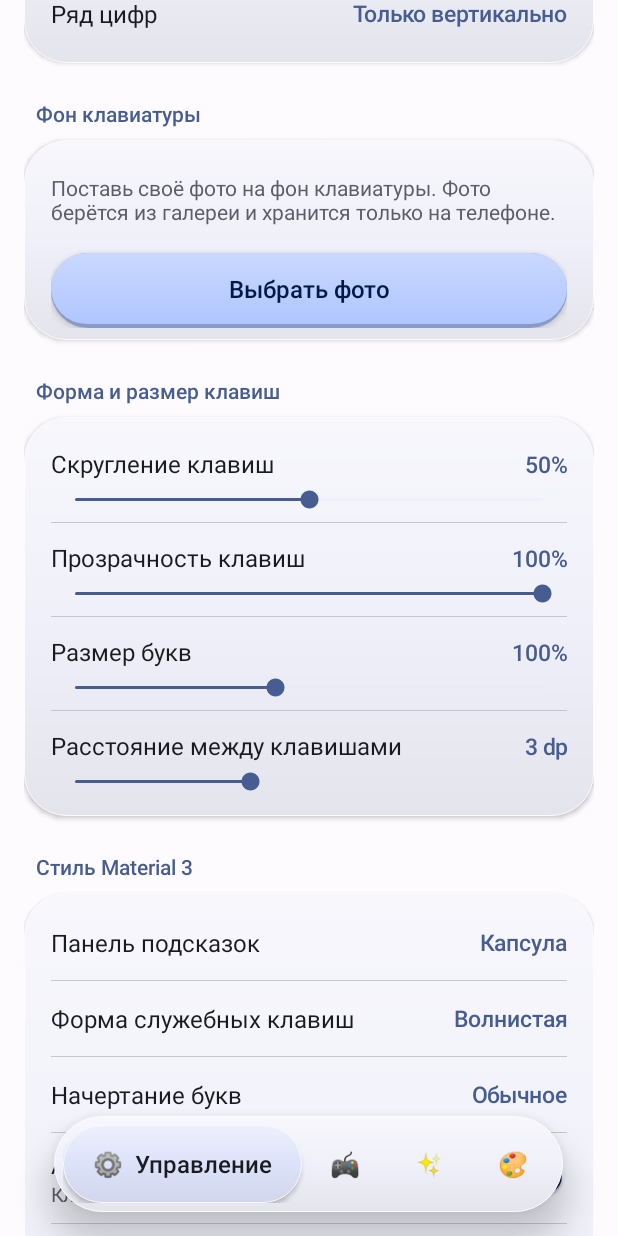
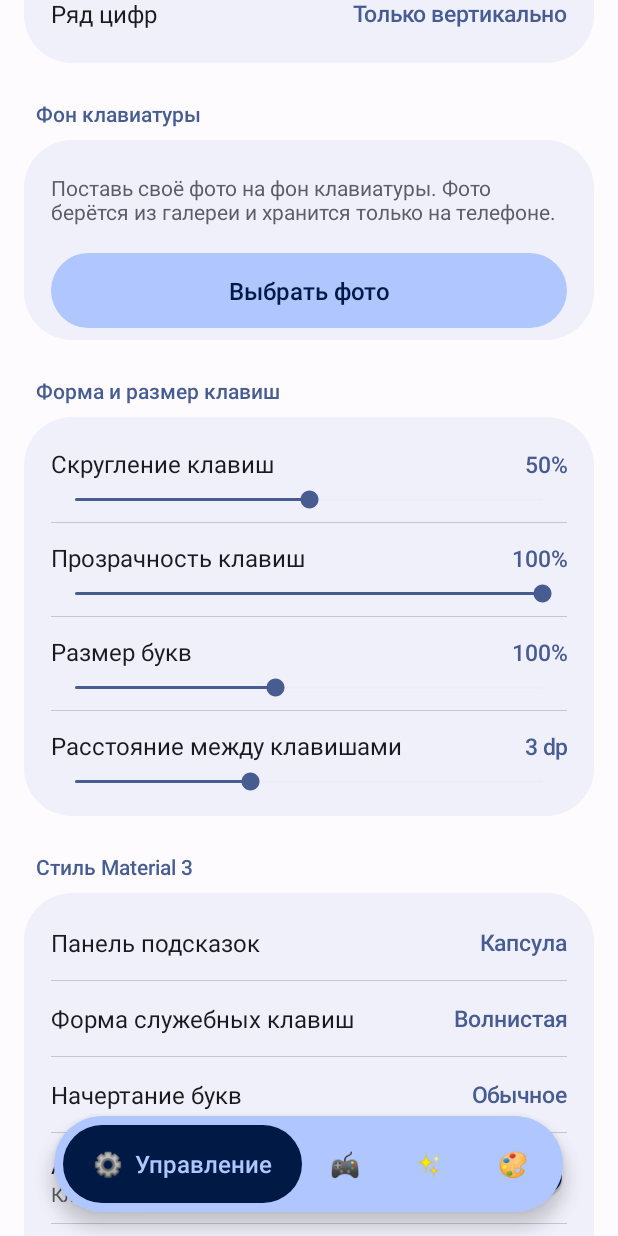
Before and after one commit to lavwer/PixelKeys, an Android app: the screen it shows after launch (SettingsActivity), scrolled down 1730 dp, on a phone screen of 412 x 824 dp. Run offline under Robolectric (Android 15) with nearby library versions, the phone set to English and light mode, and no system bars.

Commit message:
Add files via upload

```diff
--- a/app/build.gradle.kts
+++ b/app/build.gradle.kts
@@ -20,8 +20,8 @@ android {
         applicationId = "com.pixelkeys.keyboard"
         minSdk = 29
         targetSdk = 34
-        versionCode = 21
-        versionName = "4.0"
+        versionCode = 22
+        versionName = "4.1"
     }
 
     compileOptions {
--- a/app/src/main/AndroidManifest.xml
+++ b/app/src/main/AndroidManifest.xml
@@ -32,5 +32,11 @@
                 android:name="android.view.im"
                 android:resource="@xml/method" />
         </service>
+        <activity
+            android:name=".VoiceActivity"
+            android:exported="false"
+            android:excludeFromRecents="true"
+            android:taskAffinity=""
+            android:theme="@android:style/Theme.Translucent.NoTitleBar" />
     </application>
 </manifest>
--- a/app/src/main/java/com/pixelkeys/Key.kt
+++ b/app/src/main/java/com/pixelkeys/Key.kt
@@ -43,6 +43,7 @@ class Key(ctx: Context, private val pal: Palette, private val kind: Int = 0) : V
     var repeatable: Boolean = false
     var preview: Boolean = false      // показывать увеличенную букву над клавишей
     var haptic: Boolean = true
+    var strip: Boolean = false        // узкая вертикальная капсула («полоска»)
     var scallop: Boolean = false      // форма «волнистый квадрат» (бугорки по краям)
     var onTap: () -> Unit = {}
     var onLong: (() -> Unit)? = null
@@ -81,7 +82,8 @@ class Key(ctx: Context, private val pal: Palette, private val kind: Int = 0) : V
         rect.set(m, m * 1.2f, width - m, height - m * 1.2f)
         val base = pal.radiusPct / 100f * 24f * d      // скругление задаётся в настройках
         val pill = minOf(rect.width(), rect.height()) / 2f
-        val r = base + (pill - base) * morph
+        val baseR = if (strip) pill else base
+        val r = baseR + (pill - baseR) * morph
         val highlighted = active || kind == ACTION
 
         if (!(kind == FLAT && !down && !active)) {
--- a/app/src/main/java/com/pixelkeys/SettingsActivity.kt
+++ b/app/src/main/java/com/pixelkeys/SettingsActivity.kt
@@ -106,7 +106,7 @@ class SettingsActivity : Activity() {
         val c = LinearLayout(this)
         c.orientation = LinearLayout.VERTICAL
         c.background = Ui.raised(this, pal.container, pal.night, 28)
-        c.elevation = dp(2).toFloat()
+        c.elevation = 0f
         c.setPadding(dp(18), dp(8), dp(18), dp(8))
         return c
     }
@@ -129,8 +129,8 @@ class SettingsActivity : Activity() {
         val t = tv(text, 16f, if (filled) pal.onAction else pal.text, true)
         t.gravity = Gravity.CENTER
         t.background = Ui.key3d(this, if (filled) pal.action else pal.tonal, pal.night, 26)
-        t.setPadding(dp(16), 0, dp(16), dp(3))
-        t.elevation = dp(3).toFloat()
+        t.setPadding(dp(16), 0, dp(16), 0)
+        t.elevation = 0f
         t.setOnClickListener { onClick() }
         ripple(t, 26)
         Ui.pressable(t)
@@ -157,8 +157,8 @@ class SettingsActivity : Activity() {
         t.gravity = Gravity.CENTER
         if (primary) {
             t.background = Ui.key3d(this, pal.onAction, pal.night, 28)
-            t.setPadding(dp(16), 0, dp(16), dp(3))
-            t.elevation = dp(3).toFloat()
+            t.setPadding(dp(16), 0, dp(16), 0)
+            t.elevation = 0f
         } else {
             t.background = round((pal.onAction and 0x00FFFFFF) or (0x26 shl 24), 28)
             t.setPadding(dp(16), 0, dp(16), 0)
@@ -172,7 +172,7 @@ class SettingsActivity : Activity() {
     private fun chip(text: String): TextView {
         val t = tv(text, 12f, pal.text, true)
         t.background = Ui.raised(this, pal.tonal, pal.night, 14)
-        t.elevation = dp(1).toFloat()
+        t.elevation = 0f
         t.setPadding(dp(12), dp(5), dp(12), dp(5))
         return t
     }
@@ -181,12 +181,12 @@ class SettingsActivity : Activity() {
         val c = LinearLayout(this)
         c.orientation = LinearLayout.VERTICAL
         c.background = Ui.raised(this, pal.container, pal.night, 26)
-        c.elevation = dp(2).toFloat()
+        c.elevation = 0f
         c.setPadding(dp(16), dp(16), dp(16), dp(18))
         val badge = tv(emoji, 22f, pal.text)
         badge.gravity = Gravity.CENTER
         badge.background = Ui.raised(this, pal.tonal, pal.night, 16)
-        badge.elevation = dp(2).toFloat()
+        badge.elevation = 0f
         c.addView(badge, LinearLayout.LayoutParams(dp(46), dp(46)))
         val t = tv(title, 16f, pal.text, true)
         t.setPadding(0, dp(12), 0, dp(4))
@@ -300,7 +300,7 @@ class SettingsActivity : Activity() {
             roundClip(outer, 28)
         } else {
             outer.background = Ui.raised(this, kb.bg, kb.night, 28)
-            outer.elevation = dp(4).toFloat()
+            outer.elevation = 0f
         }
         outer.setPadding(dp(8), dp(10), dp(8), dp(10))
 
@@ -473,7 +473,7 @@ class SettingsActivity : Activity() {
         val hero = LinearLayout(this)
         hero.orientation = LinearLayout.VERTICAL
         hero.background = Ui.glossy(this, pal.action, pal.night, 28)
-        hero.elevation = dp(8).toFloat()
+        hero.elevation = 0f
         Ui.tint(hero, pal.action)
         hero.setPadding(dp(22), dp(26), dp(22), dp(22))
         hero.addView(tv(if (prefs.getInt("ny", 1) == 0) "🎄 Новогодняя клавиатура" else "Клавиатура", 14f, pal.onAction, true))
@@ -752,7 +752,7 @@ class SettingsActivity : Activity() {
         val head = LinearLayout(this)
         head.orientation = LinearLayout.VERTICAL
         head.background = Ui.raised(this, pal.tonal, pal.night, 28)
-        head.elevation = dp(4).toFloat()
+        head.elevation = 0f
         head.setPadding(dp(20), dp(18), dp(20), dp(18))
         head.addView(tv("🧪 Режим разработчика", 20f, pal.text, true))
         head.addView(tv("Безумные настройки: точная высота, ряд программиста, радужные клавиши, ещё три эффекта, смелость автоисправления и перенос настроек на другой телефон.", 13f, pal.hint).apply { setPadding(0, dp(6), 0, 0) })
@@ -900,6 +900,7 @@ class SettingsActivity : Activity() {
             return
         }
         if (page == 1 && p != 1) practice?.stop()
+        val changed = p != page
         page = p
         holder.removeAllViews()
         if (p == 0) {
@@ -919,6 +920,14 @@ class SettingsActivity : Activity() {
             if (presetsView == null) presetsView = PresetsPage(this, pal, prefs) { window.decorView.post { render() } }.view()
             holder.addView(presetsView)
         }
+        // выразительное появление страницы: плавно и с лёгким перелётом
+        val shown = holder.getChildAt(0)
+        if (changed && shown != null) {
+            shown.alpha = 0f
+            shown.translationY = dp(18).toFloat()
+            shown.animate().alpha(1f).translationY(0f).setDuration(320L)
+                .setInterpolator(android.view.animation.OvershootInterpolator(1.4f)).start()
+        }
         updateIsland()
     }
 
@@ -930,8 +939,8 @@ class SettingsActivity : Activity() {
         box.orientation = LinearLayout.HORIZONTAL
         box.gravity = Gravity.CENTER_VERTICAL
         box.setPadding(dp(6), dp(6), dp(6), dp(6))
-        box.background = Ui.raised(this, pal.container, pal.night, 32)
-        box.elevation = dp(12).toFloat()
+        box.background = Ui.raised(this, pal.action, pal.night, 36)
+        box.elevation = dp(6).toFloat()
         islandItems.clear()
         for (i in islandIcons.indices) {
             val t = tv(islandIcons[i], 16f, pal.text, true)
@@ -952,16 +961,16 @@ class SettingsActivity : Activity() {
                 t.text = islandIcons[i] + "  " + islandLabels[i]
                 t.minWidth = dp(120)
                 t.setPadding(dp(20), 0, dp(20), 0)
-                t.background = Ui.raised(this, pal.tonal, pal.night, 26)
-                t.elevation = dp(2).toFloat()
-                t.setTextColor(pal.text)
+                t.background = Ui.raised(this, pal.onAction, pal.night, 26)
+                t.elevation = 0f
+                t.setTextColor(pal.action)
             } else {
                 t.text = islandIcons[i]
                 t.minWidth = dp(56)
                 t.setPadding(dp(14), 0, dp(14), 0)
                 t.background = null
                 t.elevation = 0f
-                t.setTextColor(pal.hint)
+                t.setTextColor(pal.onAction)
             }
         }
     }
--- a/app/src/main/java/com/pixelkeys/Ui.kt
+++ b/app/src/main/java/com/pixelkeys/Ui.kt
@@ -5,15 +5,16 @@ import android.animation.ObjectAnimator
 import android.animation.StateListAnimator
 import android.content.Context
 import android.graphics.Color
-import android.graphics.drawable.Drawable
 import android.graphics.drawable.GradientDrawable
-import android.graphics.drawable.LayerDrawable
+import android.graphics.drawable.StateListDrawable
 import android.os.Build
 import android.view.View
+import android.view.animation.DecelerateInterpolator
+import android.view.animation.OvershootInterpolator
 
 /**
- * Объём в стиле ма3: поверхности с мягким градиентом и светлой кромкой, подъём с тенью,
- * кнопки как клавиши с нижним бортиком, вдавленные поля ввода и «пружинка» при нажатии.
+ * Material 3 Expressive: плоские тональные поверхности с крупными скруглениями,
+ * кнопки-капсулы, у которых форма меняется при нажатии, и «пружинная» анимация.
  */
 object Ui {
     fun dp(ctx: Context, v: Int) = (v * ctx.resources.displayMetrics.density).toInt()
@@ -26,58 +27,50 @@ object Ui {
         return Color.argb(Color.alpha(a), r, g, bl)
     }
 
-    /** Приподнятая поверхность: светлее сверху, чуть темнее снизу, тонкая светлая кромка. */
+    /** Тональная поверхность без обводки и градиента. Крупные формы чуть крупнее, как в Expressive. */
     fun raised(ctx: Context, base: Int, night: Boolean, radiusDp: Int): GradientDrawable {
-        val top = mix(base, Color.WHITE, if (night) 0.08f else 0.5f)
-        val bottom = mix(base, Color.BLACK, if (night) 0.14f else 0.05f)
-        val g = GradientDrawable(GradientDrawable.Orientation.TOP_BOTTOM, intArrayOf(top, base, bottom))
-        g.cornerRadius = dp(ctx, radiusDp).toFloat()
-        g.setStroke(dp(ctx, 1), mix(base, Color.WHITE, if (night) 0.16f else 0.85f))
+        val g = GradientDrawable()
+        g.setColor(base)
+        g.cornerRadius = dp(ctx, if (radiusDp >= 18) radiusDp + 4 else radiusDp).toFloat()
         return g
     }
 
-    /** Глянцевая поверхность по диагонали: для главного блока. */
+    /** Главный выразительный блок: сплошной яркий цвет и очень крупное скругление. */
     fun glossy(ctx: Context, base: Int, night: Boolean, radiusDp: Int): GradientDrawable {
-        val g = GradientDrawable(
-            GradientDrawable.Orientation.TL_BR,
-            intArrayOf(
-                mix(base, Color.WHITE, if (night) 0.18f else 0.30f),
-                base,
-                mix(base, Color.BLACK, if (night) 0.18f else 0.10f)
-            )
-        )
-        g.cornerRadius = dp(ctx, radiusDp).toFloat()
-        g.setStroke(dp(ctx, 1), mix(base, Color.WHITE, 0.4f))
+        val g = GradientDrawable()
+        g.setColor(base)
+        g.cornerRadius = dp(ctx, radiusDp + 12).toFloat()
         return g
     }
 
-    /** Вдавленная поверхность: тёмнее сверху, светлее снизу. Для полей ввода. */
+    /** Заполненное поле ввода: чуть темнее (или светлее) поверхности. */
     fun inset(ctx: Context, base: Int, night: Boolean, radiusDp: Int): GradientDrawable {
-        val top = mix(base, Color.BLACK, if (night) 0.25f else 0.07f)
-        val bottom = mix(base, Color.WHITE, if (night) 0.04f else 0.4f)
-        val g = GradientDrawable(GradientDrawable.Orientation.TOP_BOTTOM, intArrayOf(top, bottom))
-        g.cornerRadius = dp(ctx, radiusDp).toFloat()
-        g.setStroke(dp(ctx, 1), mix(base, Color.BLACK, if (night) 0.35f else 0.10f))
+        val g = GradientDrawable()
+        g.setColor(mix(base, if (night) Color.WHITE else Color.BLACK, 0.06f))
+        g.cornerRadius = dp(ctx, radiusDp + 4).toFloat()
         return g
     }
 
-    /** Кнопка как клавиша: светлая грань сверху и тёмный бортик снизу. Снизу нужен отступ lipDp у содержимого. */
-    fun key3d(ctx: Context, face: Int, night: Boolean, radiusDp: Int, lipDp: Int = 3): LayerDrawable {
-        val r = dp(ctx, radiusDp).toFloat()
-        val lip = GradientDrawable()
-        lip.setColor(mix(face, Color.BLACK, if (night) 0.35f else 0.22f))
-        lip.cornerRadius = r
-        val top = GradientDrawable(
-            GradientDrawable.Orientation.TOP_BOTTOM,
-            intArrayOf(mix(face, Color.WHITE, if (night) 0.18f else 0.32f), face)
-        )
-        top.cornerRadius = r
-        val ld = LayerDrawable(arrayOf<Drawable>(lip, top))
-        ld.setLayerInset(1, 0, 0, 0, dp(ctx, lipDp))
-        return ld
+    /**
+     * Кнопка-капсула: в покое полностью круглая, при нажатии форма «сжимается» до небольшого
+     * скругления (морфинг формы) и чуть меняется цвет. Параметры radiusDp и lipDp оставлены для совместимости.
+     */
+    fun key3d(ctx: Context, face: Int, night: Boolean, radiusDp: Int, lipDp: Int = 0): StateListDrawable {
+        val rest = GradientDrawable()
+        rest.setColor(face)
+        rest.cornerRadius = dp(ctx, 100).toFloat()
+        val pressed = GradientDrawable()
+        pressed.setColor(mix(face, if (night) Color.WHITE else Color.BLACK, 0.10f))
+        pressed.cornerRadius = dp(ctx, 14).toFloat()
+        val sld = StateListDrawable()
+        sld.addState(intArrayOf(android.R.attr.state_pressed), pressed)
+        sld.addState(intArrayOf(), rest)
+        sld.setEnterFadeDuration(90)
+        sld.setExitFadeDuration(180)
+        return sld
     }
 
-    /** Цвет тени (Android 9+): можно сделать цветное свечение под акцентными элементами. */
+    /** Цвет тени (Android 9+). */
     fun tint(v: View, color: Int) {
         if (Build.VERSION.SDK_INT >= 28) {
             v.outlineAmbientShadowColor = color
@@ -85,20 +78,22 @@ object Ui {
         }
     }
 
-    /** Лёгкая «пружинка»: элемент чуть уменьшается, пока его держат. */
+    /** Пружина: при нажатии элемент заметно сжимается, при отпускании пружинит с перелётом. */
     fun pressable(v: View) {
         val down = AnimatorSet()
         down.playTogether(
-            ObjectAnimator.ofFloat(v, View.SCALE_X, 0.97f),
-            ObjectAnimator.ofFloat(v, View.SCALE_Y, 0.97f)
+            ObjectAnimator.ofFloat(v, View.SCALE_X, 0.95f),
+            ObjectAnimator.ofFloat(v, View.SCALE_Y, 0.95f)
         )
-        down.duration = 80L
+        down.duration = 90L
+        down.interpolator = DecelerateInterpolator()
         val up = AnimatorSet()
         up.playTogether(
             ObjectAnimator.ofFloat(v, View.SCALE_X, 1f),
             ObjectAnimator.ofFloat(v, View.SCALE_Y, 1f)
         )
-        up.duration = 120L
+        up.duration = 300L
+        up.interpolator = OvershootInterpolator(3f)
         val sla = StateListAnimator()
         sla.addState(intArrayOf(android.R.attr.state_pressed), down)
         sla.addState(intArrayOf(), up)
--- /dev/null
+++ b/app/src/main/res/drawable/ic_mic.xml
@@ -0,0 +1,5 @@
+<vector xmlns:android="http://schemas.android.com/apk/res/android"
+    android:width="24dp" android:height="24dp"
+    android:viewportWidth="24" android:viewportHeight="24">
+    <path android:fillColor="#000000" android:pathData="M12,14c1.66,0 3,-1.34 3,-3V5c0,-1.66 -1.34,-3 -3,-3S9,3.34 9,5v6c0,1.66 1.34,3 3,3zM17.3,11c0,3 -2.54,5.1 -5.3,5.1S6.7,14 6.7,11H5c0,3.41 2.72,6.23 6,6.72V21h2v-3.28c3.28,-0.48 6,-3.3 6,-6.72h-1.7z" />
+</vector>
```
Also changed, not shown: app/src/main/java/com/pixelkeys/FallPage.kt (+6 -10 lines), app/src/main/java/com/pixelkeys/PixelIME.kt (+30 -1 lines), app/src/main/java/com/pixelkeys/Practice.kt (+9 -9 lines), app/src/main/java/com/pixelkeys/Presets.kt (+5 -8 lines), app/src/main/java/com/pixelkeys/VoiceActivity.kt (added, +59 -0 lines), 1 other file.
